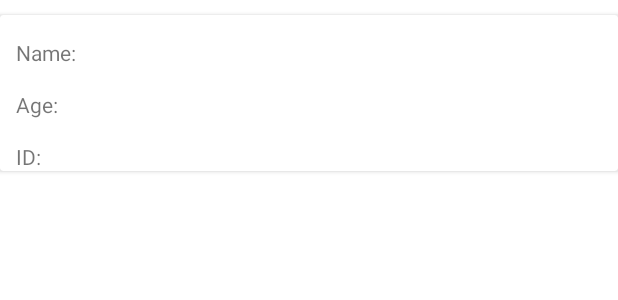
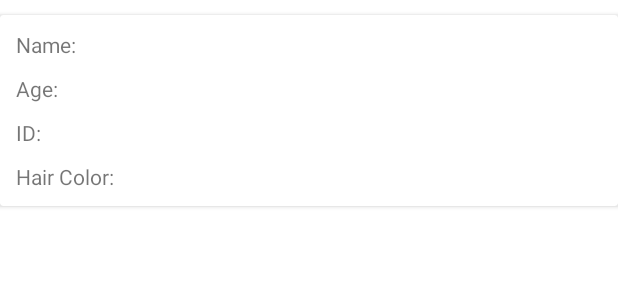
Before and after one commit to TonyAndroid1991/TestForVass, an Android app: the layout gnome_element.xml on its own in the app's theme, with its tools: preview values and no code run, on a phone screen of 412 x 824 dp. Shown: the top 300 px of the screen. Run offline under Robolectric (Android 15) with nearby library versions, the phone set to English and light mode, and no system bars; network calls fail.

```diff
--- a/app/src/main/java/com/y4kuzabanzai/testforvass/adapters/HomeRecyclerAdapter.kt
+++ b/app/src/main/java/com/y4kuzabanzai/testforvass/adapters/HomeRecyclerAdapter.kt
@@ -58,8 +58,8 @@ class GnomesViewHolder(var binding: GnomeElementBinding): RecyclerView.ViewHolde
 
         binding.name.text = itemView.context.getString(R.string.name).plus(" " + gnome.name)
         binding.age.text = itemView.context.getString(R.string.age).plus(" " + gnome.age.toString())
-        binding.gnomeElementId.text =
-            itemView.context.getString(R.string.id).plus(" " + gnome.id.toString())
+        binding.gnomeElementId.text = itemView.context.getString(R.string.id).plus(" " + gnome.id.toString())
+        binding.gnomeElementHairColor.text = itemView.context.getString(R.string.hair_color).plus(" " + gnome.hairColor.toString())
 
 
         val requestOptions = RequestOptions()
--- a/app/src/main/res/layout/fragment_gnome_details.xml
+++ b/app/src/main/res/layout/fragment_gnome_details.xml
@@ -24,9 +24,9 @@
 
 
                 <ImageView
-                    android:id="@+id/imageView2"
-                    android:layout_width="158dp"
-                    android:layout_height="151dp"
+                    android:id="@+id/current_gnome_image"
+                    android:layout_width="wrap_content"
+                    android:layout_height="wrap_content"
                     tools:srcCompat="@tools:sample/avatars" />
 
                 <LinearLayout
--- a/app/src/main/res/layout/gnome_element.xml
+++ b/app/src/main/res/layout/gnome_element.xml
@@ -42,7 +42,7 @@
                         android:id="@+id/name"
                         android:layout_width="wrap_content"
                         android:layout_height="wrap_content"
-                        android:layout_marginTop="15dp"
+                        android:layout_marginTop="10dp"
                         android:layout_marginStart="10dp"
                         android:text="@string/name"/>
 
@@ -51,7 +51,7 @@
                         android:id="@+id/age"
                         android:layout_width="wrap_content"
                         android:layout_height="wrap_content"
-                        android:layout_marginTop="15dp"
+                        android:layout_marginTop="10dp"
                         android:layout_marginStart="10dp"
                         android:text="@string/age"
                         app:layout_constraintBottom_toBottomOf="parent"
@@ -61,9 +61,20 @@
                         android:id="@+id/gnome_element_id"
                         android:layout_width="wrap_content"
                         android:layout_height="wrap_content"
-                        android:layout_marginTop="15dp"
+                        android:layout_marginTop="10dp"
                         android:layout_marginStart="10dp"
                         android:text="@string/id"
+                        app:layout_constraintBottom_toBottomOf="parent"
+                        app:layout_constraintTop_toBottomOf="@+id/name" />
+
+                    <TextView
+                        android:id="@+id/gnome_element_hair_color"
+                        android:layout_width="wrap_content"
+                        android:layout_height="wrap_content"
+                        android:layout_marginTop="10dp"
+                        android:layout_marginBottom="10dp"
+                        android:layout_marginStart="10dp"
+                        android:text="@string/hair_color"
                         app:layout_constraintBottom_toBottomOf="parent"
                         app:layout_constraintTop_toBottomOf="@+id/name" />
 
```
Also changed, not shown: app/src/main/java/com/y4kuzabanzai/testforvass/fragments/GnomeDetailsFragment.kt (+46 -0 lines).
